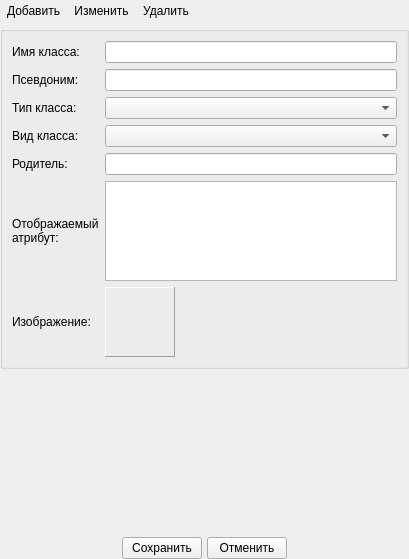
First picture: the form in src/plugins/modeleride/classwidget.ui, repository rdnvndr/raindrop, before the edit.
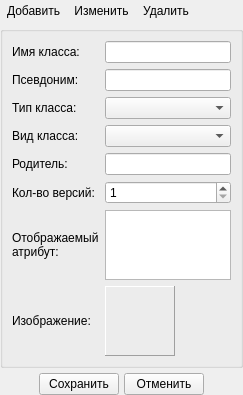
Second picture: the form after the edit. Icons and pictures are not drawn. Custom widgets are drawn as their Qt base class.

Commit message: Добавлено количесво версий объекта класса

Patch:
```diff
--- a/src/plugins/modeleride/classwidget.ui
+++ b/src/plugins/modeleride/classwidget.ui
@@ -6,8 +6,8 @@
    <rect>
     <x>0</x>
     <y>0</y>
-    <width>409</width>
-    <height>559</height>
+    <width>243</width>
+    <height>353</height>
    </rect>
   </property>
   <property name="windowTitle">
@@ -124,37 +124,14 @@
       <string/>
      </property>
      <layout class="QGridLayout" name="gridLayout">
-      <item row="6" column="0">
-       <widget class="QLabel" name="labelShowAttr">
+      <item row="2" column="0">
+       <widget class="QLabel" name="labelClassType">
         <property name="text">
-         <string>&lt;html&gt;&lt;head/&gt;&lt;body&gt;&lt;p&gt;Отображаемый &lt;br/&gt;атрибут:&lt;/p&gt;&lt;/body&gt;&lt;/html&gt;</string>
+         <string>Тип класса:</string>
         </property>
-        <property name="textFormat">
-         <enum>Qt::AutoText</enum>
-        </property>
-        <property name="alignment">
-         <set>Qt::AlignLeading|Qt::AlignLeft|Qt::AlignVCenter</set>
-        </property>
        </widget>
       </item>
-      <item row="1" column="0">
-       <widget class="QLabel" name="labelClassAlias">
-        <property name="text">
-         <string>Псевдоним:</string>
-        </property>
-       </widget>
-      </item>
-      <item row="6" column="1" colspan="2">
-       <widget class="QPlainTextEdit" name="plainTextEditShowAttr">
-        <property name="maximumSize">
-         <size>
-          <width>16777215</width>
-          <height>100</height>
-         </size>
-        </property>
-       </widget>
-      </item>
-      <item row="7" column="0">
+      <item row="8" column="0">
        <widget class="QLabel" name="labelIcon">
         <property name="text">
          <string>Изображение:</string>
@@ -164,12 +141,56 @@
         </property>
        </widget>
       </item>
-      <item row="4" column="1" colspan="2">
-       <widget class="QLineEdit" name="lineEditClassParent"/>
+      <item row="3" column="1" colspan="2">
+       <widget class="QComboBox" name="classViewComboBox"/>
+      </item>
+      <item row="0" column="1" colspan="2">
+       <widget class="QLineEdit" name="lineEditClassName"/>
       </item>
       <item row="2" column="1" colspan="2">
        <widget class="QComboBox" name="comboBoxClassType"/>
       </item>
+      <item row="1" column="0">
+       <widget class="QLabel" name="labelClassAlias">
+        <property name="text">
+         <string>Псевдоним:</string>
+        </property>
+       </widget>
+      </item>
+      <item row="0" column="0">
+       <widget class="QLabel" name="labelClassName">
+        <property name="text">
+         <string>Имя класса:</string>
+        </property>
+       </widget>
+      </item>
+      <item row="3" column="0">
+       <widget class="QLabel" name="classViewLabel">
+        <property name="text">
+         <string>Вид класса:</string>
+        </property>
+       </widget>
+      </item>
+      <item row="4" column="0">
+       <widget class="QLabel" name="labelClassParent">
+        <property name="text">
+         <string>Родитель:</string>
+        </property>
+       </widget>
+      </item>
+      <item row="8" column="2">
+       <spacer name="horizontalSpacerRightIcon">
+        <property name="orientation">
+         <enum>Qt::Horizontal</enum>
+        </property>
+        <property name="sizeHint" stdset="0">
+         <size>
+          <width>40</width>
+          <height>20</height>
+         </size>
+        </property>
+       </spacer>
+      </item>
       <item row="1" column="1" colspan="2">
        <widget class="QLineEdit" name="lineEditClassAlias">
         <property name="maxLength">
@@ -177,14 +198,23 @@
         </property>
        </widget>
       </item>
-      <item row="4" column="0">
-       <widget class="QLabel" name="labelClassParent">
+      <item row="4" column="1" colspan="2">
+       <widget class="QLineEdit" name="lineEditClassParent"/>
+      </item>
+      <item row="7" column="0">
+       <widget class="QLabel" name="labelShowAttr">
         <property name="text">
-         <string>Родитель:</string>
+         <string>&lt;html&gt;&lt;head/&gt;&lt;body&gt;&lt;p&gt;Отображаемый &lt;br/&gt;атрибут:&lt;/p&gt;&lt;/body&gt;&lt;/html&gt;</string>
+        </property>
+        <property name="textFormat">
+         <enum>Qt::AutoText</enum>
+        </property>
+        <property name="alignment">
+         <set>Qt::AlignLeading|Qt::AlignLeft|Qt::AlignVCenter</set>
         </property>
        </widget>
       </item>
-      <item row="7" column="1">
+      <item row="8" column="1">
        <widget class="QFrame" name="frameIcon">
         <property name="frameShape">
          <enum>QFrame::Panel</enum>
@@ -233,46 +263,33 @@
         </layout>
        </widget>
       </item>
-      <item row="2" column="0">
-       <widget class="QLabel" name="labelClassType">
-        <property name="text">
-         <string>Тип класса:</string>
-        </property>
-       </widget>
-      </item>
-      <item row="0" column="1" colspan="2">
-       <widget class="QLineEdit" name="lineEditClassName"/>
-      </item>
-      <item row="0" column="0">
-       <widget class="QLabel" name="labelClassName">
-        <property name="text">
-         <string>Имя класса:</string>
-        </property>
-       </widget>
-      </item>
-      <item row="7" column="2">
-       <spacer name="horizontalSpacerRightIcon">
-        <property name="orientation">
-         <enum>Qt::Horizontal</enum>
-        </property>
-        <property name="sizeHint" stdset="0">
+      <item row="7" column="1" colspan="2">
+       <widget class="QPlainTextEdit" name="plainTextEditShowAttr">
+        <property name="maximumSize">
          <size>
-          <width>40</width>
-          <height>20</height>
+          <width>16777215</width>
+          <height>100</height>
          </size>
         </property>
-       </spacer>
+       </widget>
       </item>
-      <item row="3" column="0">
-       <widget class="QLabel" name="classViewLabel">
+      <item row="5" column="1" colspan="2">
+       <widget class="QSpinBox" name="spinBoxVersionCount">
+        <property name="minimum">
+         <number>1</number>
+        </property>
+        <property name="maximum">
+         <number>100000</number>
+        </property>
+       </widget>
+      </item>
+      <item row="5" column="0">
+       <widget class="QLabel" name="labelVersionCount">
         <property name="text">
-         <string>Вид класса:</string>
+         <string>Кол-во версий:</string>
         </property>
        </widget>
       </item>
-      <item row="3" column="1" colspan="2">
-       <widget class="QComboBox" name="classViewComboBox"/>
-      </item>
      </layout>
     </widget>
    </item>
```
The commit also changes 4 other files.
